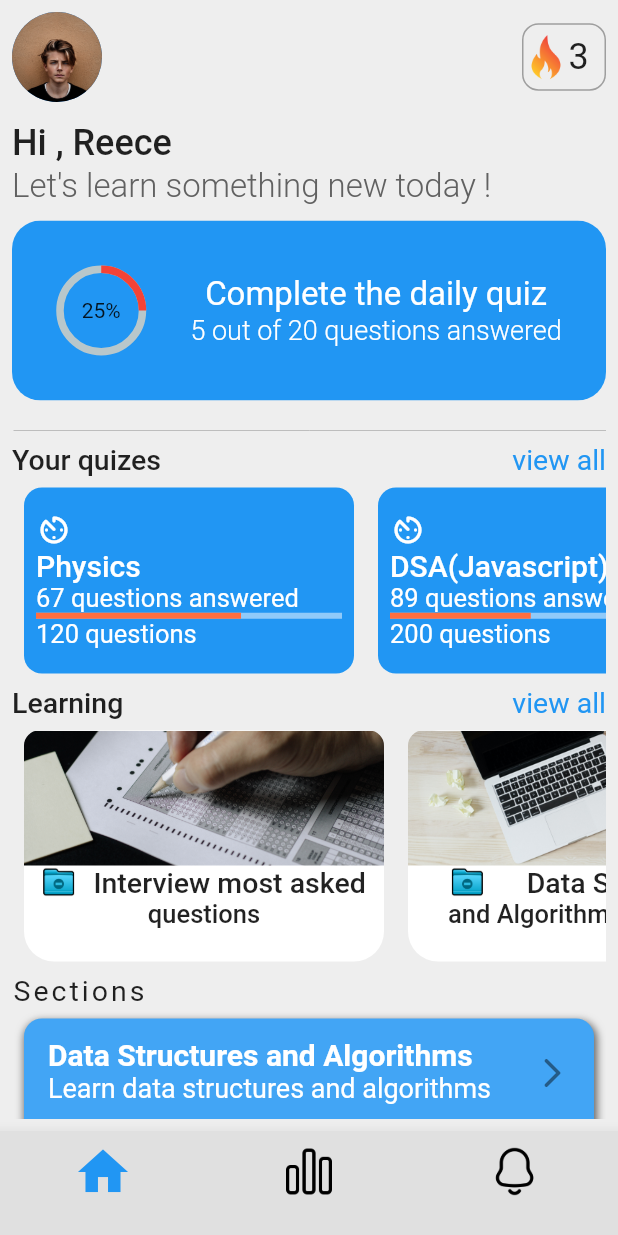
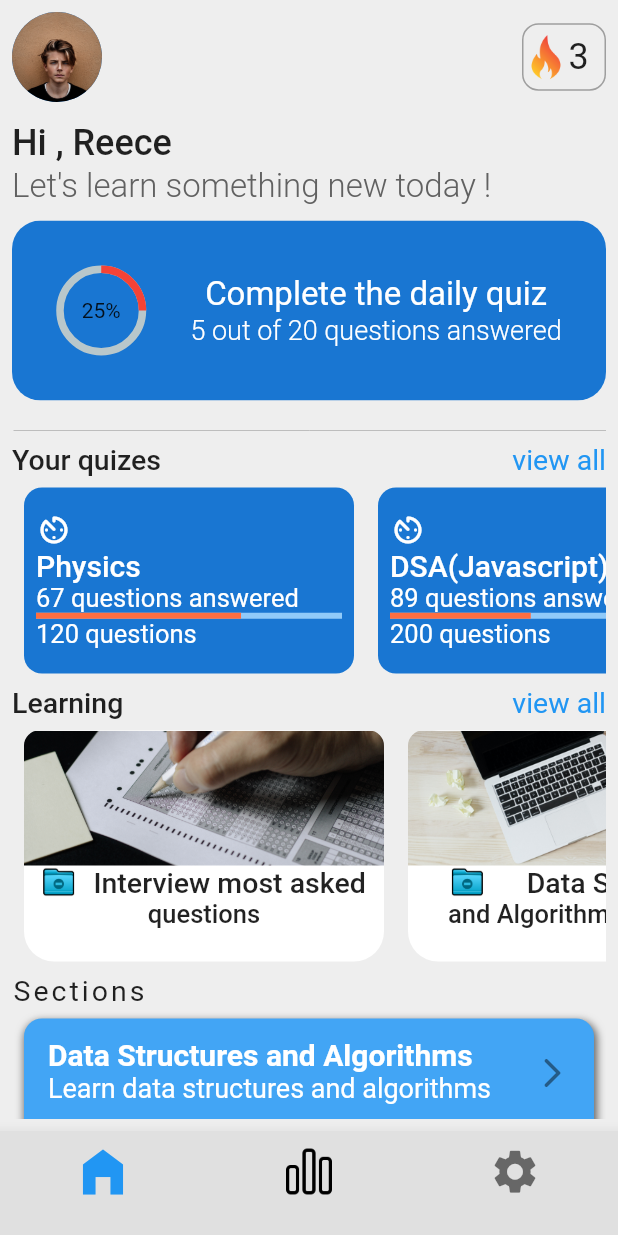
Before and after one commit to Adomakojohn/quizapp, a Flutter app: the screen it shows after launch, on a phone screen of 412 x 824 dp. Run offline on Flutter 3.47's test engine with Material 2 defaults, Android fonts, the phone set to English and light mode, and no system bars; drawn by our look-alikes of percent_indicator.

Commit message:
made changes

```diff
--- a/lib/models/your_quiz_model.dart
+++ b/lib/models/your_quiz_model.dart
@@ -25,7 +25,7 @@ class _YourQuizModelState extends State<YourQuizModel> {
         height: 140,
         width: 220,
         decoration: BoxDecoration(
-          color: Colors.blue,
+          color: Colors.blue.shade700,
           borderRadius: BorderRadius.circular(12),
         ),
         child: Padding(
--- a/lib/screens/bottom_nav_bar.dart
+++ b/lib/screens/bottom_nav_bar.dart
@@ -31,7 +31,7 @@ class _BottomNavBarState extends State<BottomNavBar> {
         type: BottomNavigationBarType.fixed,
         items: [
           const BottomNavigationBarItem(
-              icon: Icon(Icons.home , size: 40,),
+              icon: Icon(Icons.home_filled, size: 40,),
               label: ""),
           BottomNavigationBarItem(
               icon: Image.asset(
@@ -40,12 +40,8 @@ class _BottomNavBarState extends State<BottomNavBar> {
                 height: 35,
               ),
               label: ""),
-          BottomNavigationBarItem(
-              icon: Image.asset(
-                "Assets/icons/not1.png",
-                width: 35,
-                height: 35,
-              ),
+          const BottomNavigationBarItem(
+              icon: Icon(Icons.settings , size: 35),
               label: ""),
         ],
       ),
--- a/lib/screens/home_screen.dart
+++ b/lib/screens/home_screen.dart
@@ -102,7 +102,7 @@ class _HomePageState extends State<HomePage> {
                   child: Container(
                     height: 120,
                     width: double.infinity,
-                    color: Colors.blue,
+                    color: Colors.blue.shade700,
                     child: Row(
                       mainAxisAlignment: MainAxisAlignment.spaceEvenly,
                       children: [
```
